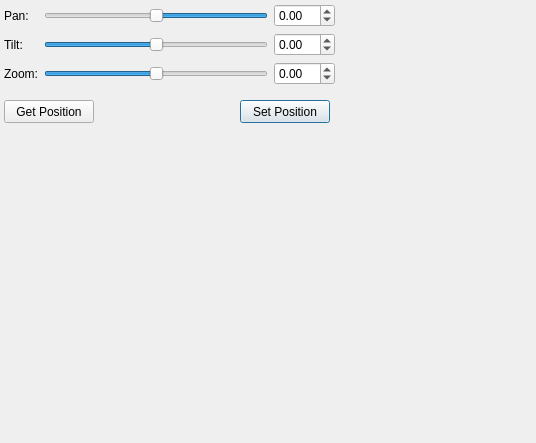
Qt form tools/hardware/ptz/trunk/src/c++/components/res/ptucontroller.ui (marc-hanheide/cogx) before a commit.
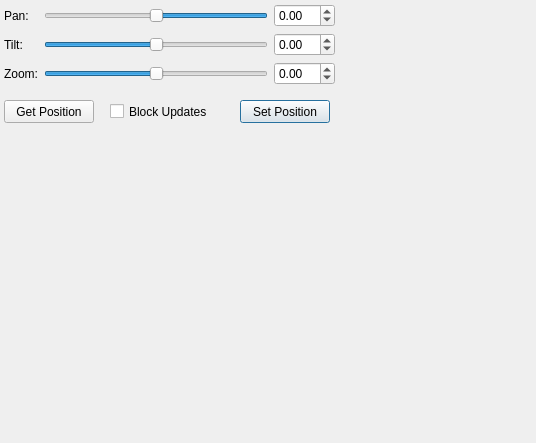
The same form after that commit.

Commit message: ptz: block automatic updates in dialog

```diff
--- a/tools/hardware/ptz/trunk/src/c++/components/res/ptucontroller.ui
+++ b/tools/hardware/ptz/trunk/src/c++/components/res/ptucontroller.ui
@@ -189,6 +189,22 @@
     <string>Get Position</string>
    </property>
   </widget>
+  <widget class="QCheckBox" name="ckBlockUpdates">
+   <property name="geometry">
+    <rect>
+     <x>110</x>
+     <y>101</y>
+     <width>111</width>
+     <height>21</height>
+    </rect>
+   </property>
+   <property name="toolTip">
+    <string>When checked, automatic position updates generated by the component will be blocked.</string>
+   </property>
+   <property name="text">
+    <string>Block Updates</string>
+   </property>
+  </widget>
  </widget>
  <tabstops>
   <tabstop>sliderPan</tabstop>
```
The commit also changes 4 other files.
